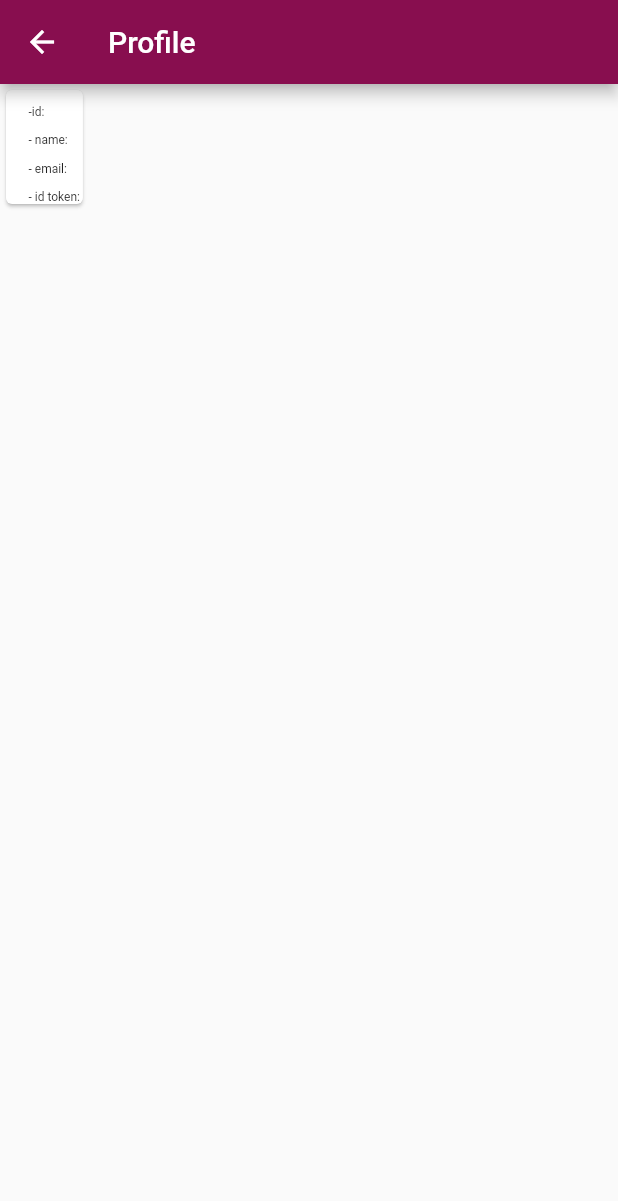
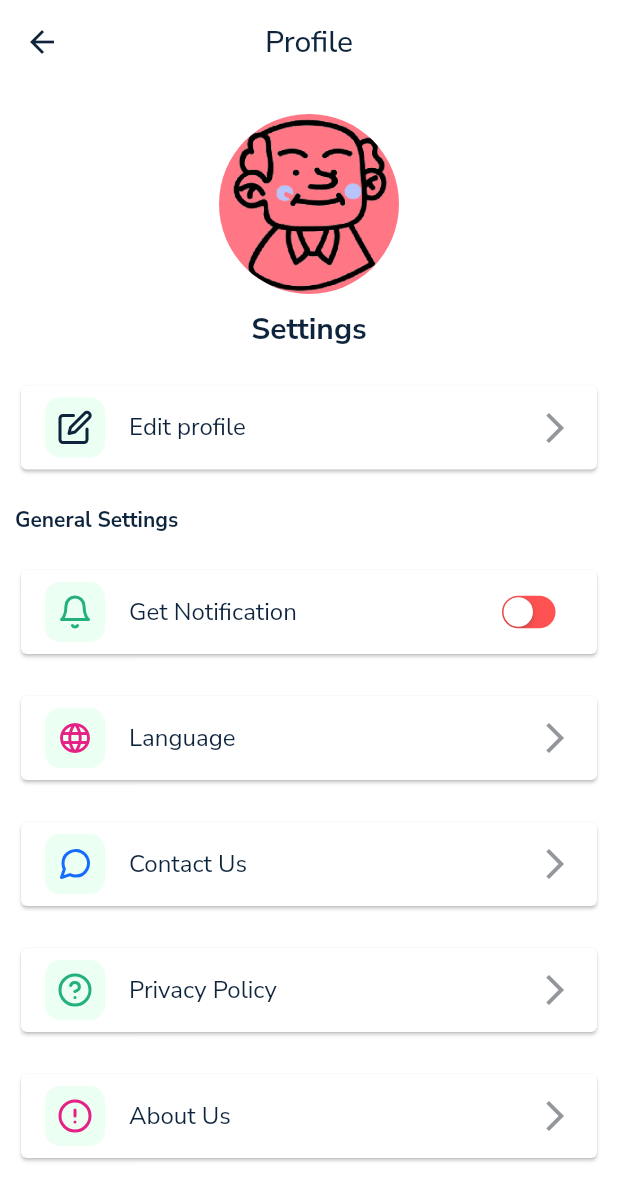
Before and after one commit to medenswrit/mood, a Flutter app: the ProfilePage screen opened by its route, on a phone screen of 412 x 824 dp. Shown: the top 1201 px of the screen. Run offline on Flutter 3.47's test engine with Material 2 defaults, Android fonts, the light colour scheme and no system bars; our stand-ins replace bloc, cloud_firestore, equatable, feather_icons, firebase_auth, firebase_core and 4 more; accounts and stored records are empty.

Commit message:
Updates to profile

```diff
--- /dev/null
+++ b/lib/common/card/base_card.dart
@@ -0,0 +1,17 @@
+import 'package:flutter/material.dart';
+
+class BaseCard extends StatelessWidget {
+  final Widget child;
+
+  const BaseCard({required this.child, Key? key}) : super(key: key);
+
+  @override
+  Widget build(BuildContext context) {
+    return Padding(
+      padding: const EdgeInsets.all(10.0),
+      child: Card(
+        child: child,
+      ),
+    );
+  }
+}
--- /dev/null
+++ b/lib/common/card/list_card.dart
@@ -0,0 +1,32 @@
+import 'package:feather_icons/feather_icons.dart';
+import 'package:flutter/material.dart';
+import 'package:mood/common/card/base_card.dart';
+import 'package:mood/constants/style_constants.dart';
+
+class ListCard extends BaseCard {
+  ListCard({
+    Key? key,
+    required String text,
+    required Icon icon,
+    required Color decorationColor,
+    required Widget trailing,
+    required VoidCallback onTap,
+  }) : super(
+          key: key,
+          child: ListTile(
+            onTap: () => onTap,
+            leading: Container(
+                padding: const EdgeInsets.all(8.0),
+                decoration: BoxDecoration(
+                  borderRadius: BorderRadius.circular(10.0),
+                  color: decorationColor,
+                ),
+                child: icon),
+            title: Text(
+              text,
+              style: textStyle,
+            ),
+            trailing: trailing,
+          ),
+        );
+}
--- /dev/null
+++ b/lib/common/card/profile_card.dart
@@ -0,0 +1,23 @@
+import 'package:feather_icons/feather_icons.dart';
+import 'package:flutter/material.dart';
+import 'package:mood/common/card/list_card.dart';
+import 'package:mood/constants/style_constants.dart';
+
+class ProfileCard extends ListCard {
+  ProfileCard({
+    Key? key,
+    required String text,
+    required Icon icon,
+    required VoidCallback onTap,
+  }) : super(
+          key: key,
+          decorationColor: greenBackgroundColor,
+          text: text,
+          icon: icon,
+          trailing: const Icon(
+            Icons.arrow_forward_ios,
+            color: greyTextColor,
+          ),
+          onTap: onTap,
+        );
+}
--- a/lib/constants/style_constants.dart
+++ b/lib/constants/style_constants.dart
@@ -1,4 +1,5 @@
 import 'package:flutter/material.dart';
+import 'package:google_fonts/google_fonts.dart';
 
 Map<int, Color> themeColor = {
   50: const Color.fromRGBO(255, 85, 103, .1),
@@ -12,3 +13,25 @@ Map<int, Color> themeColor = {
   800: const Color.fromRGBO(255, 85, 103, .9),
   900: const Color.fromRGBO(255, 85, 103, 1),
 };
+
+const primaryColor = Color(0xFF0E243C);
+const secondaryColor = Color(0xFF22215B);
+
+const medensMagenta = Color(0xFFE52185);
+const medensTeal = Color(0xFF22B07D);
+const medensBlue = Color(0xFF156CFF);
+
+const greyTextColor = Color(0xFF93979C);
+
+const greenBackgroundColor = Color(0xFFECFFF3);
+
+const borderColorTextField = Color(0xFFE7E7E7);
+const darkWhite = Color(0xFFF5F8F5);
+const titleColor = Color(0xFF0E243C);
+
+final textStyle = GoogleFonts.nunitoSans(
+  color: const Color(0xFF0E243C),
+);
+const buttonDecoration = BoxDecoration(
+  color: Color(0xFF0E243C),
+);
--- a/lib/data/models/user_model.dart
+++ b/lib/data/models/user_model.dart
@@ -8,12 +8,14 @@ class User {
   final String name;
   final String email;
   final String idToken;
+  final bool notifications;
 
   User(
       {required this.id,
       required this.name,
       required this.email,
-      required this.idToken});
+      required this.idToken,
+      required this.notifications});
 
   factory User.fromDoc(DocumentSnapshot userDoc) {
     final userData = userDoc.data() as Map<String, dynamic>?;
@@ -23,19 +25,20 @@ class User {
           id: userDoc.id,
           name: userData['name'],
           email: userData['email'],
-          idToken: userData['idToken']);
+          idToken: userData['idToken'],
+          notifications: userData['notifications']);
     } else {
       return User.initialUser();
     }
   }
 
   factory User.initialUser() {
-    return User(id: '', name: '', email: '', idToken: '');
+    return User(id: '', name: '', email: '', idToken: '', notifications: false);
   }
 
   @override
   String toString() {
-    return 'User(id: $id, name: $name, email: $email, idToken: $idToken)';
+    return 'User(id: $id, name: $name, email: $email, idToken: $idToken, notifications: $notifications)';
   }
 
   Map<String, dynamic> toMap() {
@@ -44,6 +47,7 @@ class User {
       'name': name,
       'email': email,
       'idToken': idToken,
+      'notifications': notifications,
     };
   }
 
@@ -53,6 +57,7 @@ class User {
       name: map['name'] as String,
       email: map['email'] as String,
       idToken: map['idToken'] as String,
+      notifications: map['notifications'] as bool,
     );
   }
 
@@ -66,12 +71,13 @@ class User {
     String? name,
     String? email,
     String? idToken,
+    bool? notifications,
   }) {
     return User(
-      id: id ?? this.id,
-      name: name ?? this.name,
-      email: email ?? this.email,
-      idToken: idToken ?? this.idToken,
-    );
+        id: id ?? this.id,
+        name: name ?? this.name,
+        email: email ?? this.email,
+        idToken: idToken ?? this.idToken,
+        notifications: notifications ?? this.notifications);
   }
 }
--- a/lib/data/repositories/auth_repository.dart
+++ b/lib/data/repositories/auth_repository.dart
@@ -32,12 +32,23 @@ class AuthRepository {
 
       final signedInUser = userCredentials.user!;
       String idToken = await signedInUser.getIdToken();
-      print(idToken);
-      await usersReference.doc(signedInUser.uid).set({
-        'name': signedInUser.displayName,
-        'email': signedInUser.email,
-        'idToken': idToken,
-      });
+
+      DocumentSnapshot userDoc =
+          await usersReference.doc(signedInUser.uid).get();
+
+      if (userDoc.exists) {
+        await usersReference.doc(signedInUser.uid).update({
+          'name': signedInUser.displayName,
+          'email': signedInUser.email,
+          'idToken': idToken,
+        });
+      } else {
+        await usersReference.doc(signedInUser.uid).set({
+          'name': signedInUser.displayName,
+          'email': signedInUser.email,
+          'idToken': idToken,
+        });
+      }
     } on fbAuth.FirebaseAuthException catch (e) {
       throw CustomError(
         code: e.code,
--- a/lib/pages/base/common/nav/menu.dart
+++ b/lib/pages/base/common/nav/menu.dart
@@ -1,6 +1,7 @@
 import 'package:flutter/material.dart';
 import 'package:flutter_bloc/flutter_bloc.dart';
 import 'package:mood/common/dialog/alert_dialog.dart';
+import 'package:mood/pages/profile/profile_page.dart';
 import 'package:mood/utils/auth/auth_bloc.dart';
 
 class Menu {
@@ -45,7 +46,7 @@ class Menu {
   static void _selectedItem(BuildContext context, item) {
     switch (item) {
       case 0:
-        // TODO: add navigation to settings
+        Navigator.pushNamed(context, ProfilePage.routeName);
         break;
       case 1:
         // TODO: add navigation to configuration
--- a/lib/pages/profile/cubit/profile_cubit.dart
+++ b/lib/pages/profile/cubit/profile_cubit.dart
@@ -1,5 +1,6 @@
 import 'package:bloc/bloc.dart';
 import 'package:equatable/equatable.dart';
+import 'package:mood/constants/db_constants.dart';
 import 'package:mood/data/models/custom_error.dart';
 import 'package:mood/data/models/user_model.dart';
 import 'package:mood/data/repositories/profile_repository.dart';
@@ -28,4 +29,9 @@ class ProfileCubit extends Cubit<ProfileState> {
       ));
     }
   }
+
+  Future<void> setNotificationsStatus(
+      {required String uid, required bool notifications}) async {
+    await usersReference.doc(uid).update({'notifications': notifications});
+  }
 }
--- a/lib/pages/profile/profile_page.dart
+++ b/lib/pages/profile/profile_page.dart
@@ -1,8 +1,15 @@
+import 'package:feather_icons/feather_icons.dart';
+import 'package:flutter/cupertino.dart';
 import 'package:flutter/material.dart';
 import 'package:flutter_bloc/flutter_bloc.dart';
+import 'package:font_awesome_flutter/font_awesome_flutter.dart';
+import 'package:mood/common/card/list_card.dart';
+import 'package:mood/common/card/profile_card.dart';
 import 'package:mood/common/dialog/error_dialog.dart';
+import 'package:mood/constants/style_constants.dart';
 import 'package:mood/pages/profile/cubit/profile_cubit.dart';
 import 'package:mood/utils/auth/auth_bloc.dart';
+import 'package:google_fonts/google_fonts.dart';
 
 class ProfilePage extends StatefulWidget {
   static const String routeName = '/profile';
@@ -15,6 +22,10 @@ class ProfilePage extends StatefulWidget {
 }
 
 class ProfilePageState extends State<ProfilePage> {
+  bool notification = true;
+
+  String uid = '';
+
   @override
   void initState() {
     super.initState();
@@ -22,91 +33,122 @@ class ProfilePageState extends State<ProfilePage> {
   }
 
   void _getProfile() {
-    final String uid = context.read<AuthBloc>().state.user!.uid;
+    uid = context.read<AuthBloc>().state.user!.uid;
     context.read<ProfileCubit>().getProfile(uid: uid);
+    notification = context.read<ProfileCubit>().state.user.notifications;
+  }
+
+  Future<void> _setNotifications(bool notifications) async {
+    context
+        .read<ProfileCubit>()
+        .setNotificationsStatus(uid: uid, notifications: notifications);
+    setState(() {
+      notification = notifications;
+    });
   }
 
   @override
   Widget build(BuildContext context) {
     return Scaffold(
+      backgroundColor: Colors.white,
       appBar: AppBar(
-        title: const Text('Profile'),
+        backgroundColor: Colors.white,
+        elevation: 0.0,
+        title: Text(
+          'Profile',
+          style: textStyle,
+        ),
+        centerTitle: true,
+        iconTheme: const IconThemeData(color: primaryColor),
       ),
-      body: BlocConsumer<ProfileCubit, ProfileState>(
-        listener: (context, state) {
-          if (state.profileStatus == ProfileStatus.error) {
-            errorDialog(context, state.error);
-          }
-        },
-        builder: (context, state) {
-          if (state.profileStatus == ProfileStatus.initial) {
-            return Container();
-          } else if (state.profileStatus == ProfileStatus.loading) {
-            return const Center(
-              child: CircularProgressIndicator(),
-            );
-          } else if (state.profileStatus == ProfileStatus.error) {
-            return Center(
+      body: SingleChildScrollView(
+        child: Column(
+          children: [
+            const SizedBox(
+              height: 20.0,
+            ),
+            const Center(
+              child: CircleAvatar(
+                radius: 60.0,
+                backgroundImage:
+                    AssetImage('assets/images/old_man_icon-removebg.png'),
+              ),
+            ),
+            Padding(
+              padding: const EdgeInsets.all(10.0),
+              child: Text(
+                'Settings',
+                style: textStyle.copyWith(
+                    fontWeight: FontWeight.bold, fontSize: 20.0),
+              ),
+            ),
+            ProfileCard(
+              text: 'Edit profile',
+              icon: const Icon(
+                FeatherIcons.edit,
+                color: primaryColor,
+              ),
+              onTap: () => {},
+            ),
+            Padding(
+              padding: const EdgeInsets.all(10.0),
               child: Row(
-                mainAxisAlignment: MainAxisAlignment.center,
-                crossAxisAlignment: CrossAxisAlignment.center,
                 children: [
-                  Image.asset(
-                    'assets/images/error.png',
-                    width: 75,
-                    height: 75,
-                    fit: BoxFit.cover,
-                  ),
-                  const SizedBox(width: 20.0),
-                  const Text(
-                    'Ooops!\nTry again',
-                    textAlign: TextAlign.center,
-                    style: TextStyle(
-                      fontSize: 20.0,
-                      color: Colors.red,
-                    ),
+                  Text(
+                    'General Settings',
+                    style: textStyle.copyWith(fontWeight: FontWeight.bold),
                   ),
                 ],
               ),
-            );
-          }
-          return Card(
-            child: Column(
-              mainAxisSize: MainAxisSize.min,
-              crossAxisAlignment: CrossAxisAlignment.start,
-              children: [
-                const SizedBox(height: 10.0),
-                Padding(
-                  padding: const EdgeInsets.only(left: 15.0),
-                  child: Column(
-                    crossAxisAlignment: CrossAxisAlignment.start,
-                    children: [
-                      Text(
-                        '-id: ${state.user.id}',
-                        style: const TextStyle(fontSize: 8.0),
-                      ),
-                      const SizedBox(height: 10.0),
-                      Text(
-                        '- name: ${state.user.name}',
-                        style: const TextStyle(fontSize: 8.0),
-                      ),
-                      const SizedBox(height: 10.0),
-                      Text(
-                        '- email: ${state.user.email}',
-                        style: const TextStyle(fontSize: 8.0),
-                      ),
-                      const SizedBox(height: 10.0),
-                      Text(
-                        '- id token: ${state.user.idToken}',
-                        style: const TextStyle(fontSize: 8.0),
-                      ),
-                    ],
-                  ),
-                )
-              ],
             ),
-          );
-        },
+            ListCard(
+              text: 'Get Notification',
+              icon: const Icon(
+                FeatherIcons.bell,
+                color: medensTeal,
+              ),
+              decorationColor: greenBackgroundColor,
+              trailing: Transform.scale(
+                scale: 0.7,
+                child: CupertinoSwitch(
+                  onChanged: (bool value) {
+                    _setNotifications(value);
+                  },
+                  trackColor: Colors.redAccent,
+                  activeColor: primaryColor,
+                  value: notification,
+                ),
+              ),
+              onTap: () => {},
+            ),
+            ProfileCard(
+              text: 'Language',
+              icon: const Icon(Icons.language_rounded, color: medensMagenta),
+              onTap: () => {},
+            ),
+            ProfileCard(
+              text: 'Contact Us',
+              icon: const Icon(
+                FeatherIcons.messageCircle,
+                color: medensBlue,
+              ),
+              onTap: () => {},
+            ),
+            ProfileCard(
+              text: 'Privacy Policy',
+              icon: const Icon(
+                FeatherIcons.helpCircle,
+                color: medensTeal,
+              ),
+              onTap: () => {},
+            ),
+            ProfileCard(
+              text: 'About Us',
+              icon: const Icon(FeatherIcons.alertCircle, color: medensMagenta),
+              onTap: () => {},
+            ),
+          ],
+        ),
       ),
     );
   }
--- a/pubspec.yaml
+++ b/pubspec.yaml
@@ -41,6 +41,8 @@ dependencies:
   google_sign_in: ^5.3.1
   intl: ^0.17.0
   validators: ^3.0.0
+  google_fonts: ^3.0.1
+  feather_icons: ^1.2.0
 
 dev_dependencies:
   flutter_lints: ^2.0.0
@@ -58,7 +60,7 @@ flutter:
   uses-material-design: true
   # To add assets to your application, add an assets section, like this:
   assets:
-    - assets/images/
+    - assets/images/old_man_icon-removebg.png
   # To add assets to your application, add an assets section, like this:
   # assets:
   #   - images/a_dot_burr.jpeg
```
Also changed, not shown: assets/images/old_man_icon-removebg.png (added), 3 other files.
